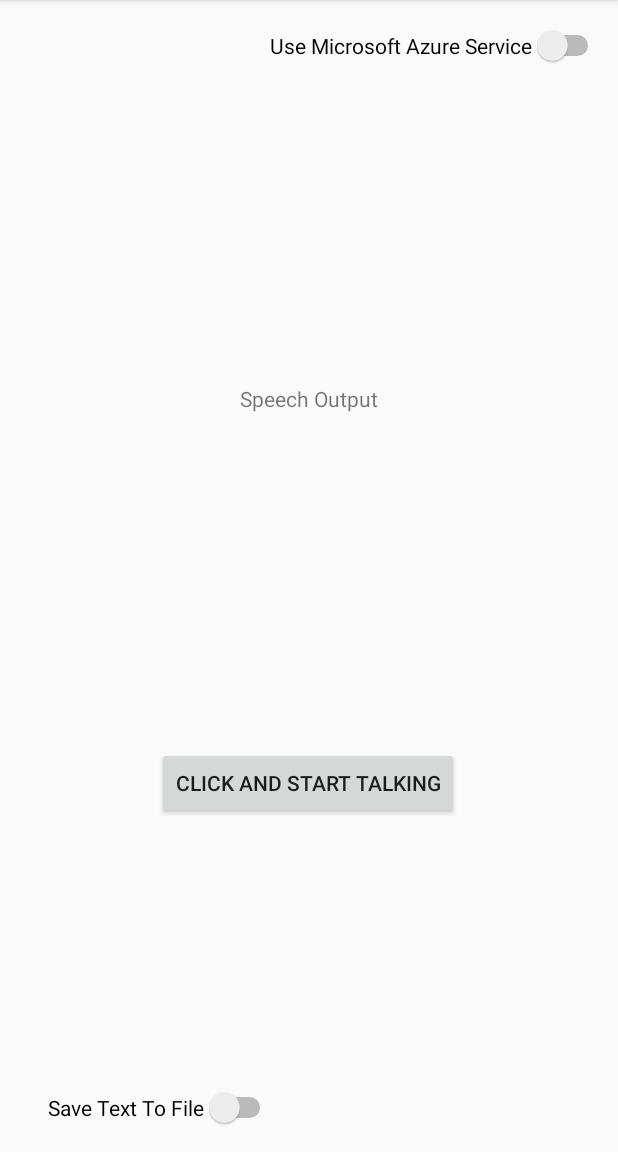
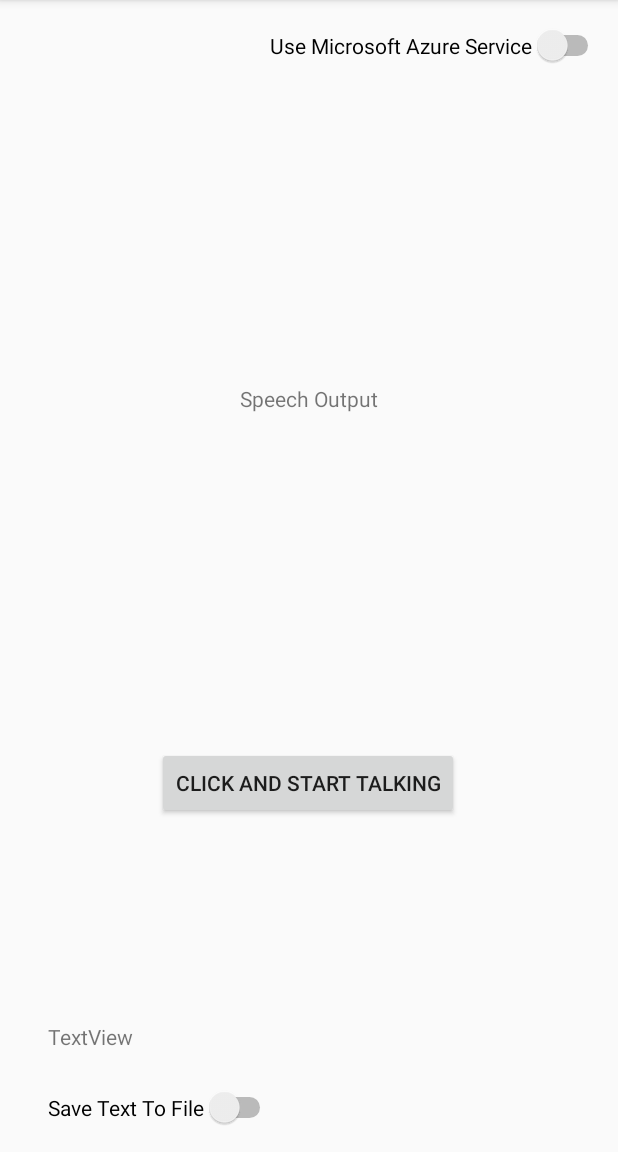
Before and after one commit to maxkrieger2000/android, an Android app: the screen it shows after launch (MainActivity), on a phone screen of 412 x 824 dp, the part 84-1236 px from its top. Run offline under Robolectric (Android 15) with nearby library versions, the phone set to English and light mode, and no system bars; libraries missing offline, so code that uses them is left out: com.microsoft.cognitiveservices; 1 statement that could not run was skipped.

Commit message:
reads transcript.csv outputs to screen and saves result to csv

```diff
--- a/Android_App/app/src/main/java/com/example/speechtotext/MainActivity.java
+++ b/Android_App/app/src/main/java/com/example/speechtotext/MainActivity.java
@@ -28,11 +28,17 @@ import com.microsoft.cognitiveservices.speech.SpeechRecognitionResult;
 import com.microsoft.cognitiveservices.speech.SpeechRecognizer;
 
 
+import java.io.BufferedReader;
 import java.io.File;
+import java.io.FileNotFoundException;
 import java.io.FileOutputStream;
+import java.io.FileReader;
 import java.io.IOException;
+import java.io.InputStream;
 import java.net.URI;
 import java.util.ArrayList;
+import java.util.Arrays;
+import java.util.List;
 import java.util.Locale;
 import java.util.concurrent.Callable;
 import java.util.concurrent.ExecutionException;
@@ -50,10 +56,13 @@ public class MainActivity extends AppCompatActivity {
     private Switch azureSwitch;
     private TextView speechOutput;
     private Switch saveSwitch;
+    private TextView nextInput;
     private static final int WRITE_TO_FILE = 1;
     private static final int AZURE_RESULT = 2;
     private static final int VOICE_RECOGNITION_CODE = 100;
     private static final URI SERVICE_HOST = URI.create("ws://localhost:5000");
+    private List<List<String>> transcript = new ArrayList<List<String>>();
+    private int transcriptIndex = 0;
 
     ExecutorService executorService = Executors.newFixedThreadPool(2);
     Handler mainThreadHandler = HandlerCompat.createAsync(Looper.getMainLooper());
@@ -67,6 +76,7 @@ public class MainActivity extends AppCompatActivity {
         speechOutput = (TextView) findViewById(R.id.textOutput);
         saveSwitch = (Switch) findViewById(R.id.saveTextSwitch);
         azureSwitch = (Switch) findViewById(R.id.azureSwitch);
+        nextInput = (TextView) findViewById(R.id.nextTruth);
 
         String initialButtonText = "Click and Start Talking";
         recordButton.setText(initialButtonText);//
@@ -74,6 +84,36 @@ public class MainActivity extends AppCompatActivity {
         if(!isRecordPermissionGranted()) {
             requestRecordPermission();
         }
+
+        try {
+            //read csv and get ground truths into array
+            File dir = new File(getExternalFilesDir(null).getAbsolutePath());
+            File read = new File(dir, "transcript.csv");
+            BufferedReader br = new BufferedReader(new FileReader(read));
+            String line;
+            while ((line = br.readLine()) != null) {
+                String[] lineWords = line.split(",");
+                List<String> rowList = Arrays.asList(lineWords);
+                transcript.add(rowList);
+            }
+            br.close();
+        } catch (IOException e) {
+            Log.w(TAG, e);
+        }
+
+        File outputDir = new File(getExternalFilesDir(null).getAbsolutePath());
+        File outputFile = new File(outputDir, "results.csv");
+        try {
+            FileOutputStream Fos = new FileOutputStream(outputFile, false);
+            Fos.write("Number,Transcript,Result".getBytes());
+            Fos.flush();
+            Fos.close();
+        } catch (IOException e) {
+            Log.w(TAG, e);
+        }
+
+        nextInput.setText(transcript.get(0).get(1));
+
 
         recordButton.setOnClickListener(new View.OnClickListener() {
 
@@ -207,6 +247,27 @@ public class MainActivity extends AppCompatActivity {
                         outputStream.flush();
                         outputStream.close();
 
+                        //write result to csv with transcript val
+                        //display next transcript truth
+                        if (transcriptIndex < transcript.size()) {
+
+                            File outputD = new File(getExternalFilesDir(null).getAbsolutePath());
+                            File outputF = new File(outputD, "results.csv");
+                            FileOutputStream Fos = new FileOutputStream(outputF, true);
+                            String writeToResults = "\n" + Integer.toString(transcriptIndex + 1) + "," +
+                                    transcript.get(transcriptIndex).get(1) + "," + msg.obj.toString();
+                            Fos.write(writeToResults.getBytes());
+                            transcriptIndex++;
+                            Log.w(TAG, "HERE");
+                            if (transcriptIndex >= transcript.size()) {
+                                nextInput.setText("All transcriptions read");
+                            } else {
+                                nextInput.setText(transcript.get(transcriptIndex).get(1));
+                            }
+                            Fos.flush();
+                            Fos.close();
+                        }
+
                     } catch (IOException e) {
                         Log.w(TAG, e);
                     }
--- a/Android_App/app/src/main/res/layout/activity_main.xml
+++ b/Android_App/app/src/main/res/layout/activity_main.xml
@@ -52,4 +52,15 @@
         app:layout_constraintTop_toTopOf="parent"
         app:layout_constraintVertical_bias="0.074" />
 
+    <TextView
+        android:id="@+id/nextTruth"
+        android:layout_width="wrap_content"
+        android:layout_height="wrap_content"
+        android:layout_marginBottom="24dp"
+        android:text="TextView"
+        app:layout_constraintBottom_toTopOf="@+id/saveTextSwitch"
+        app:layout_constraintEnd_toEndOf="parent"
+        app:layout_constraintHorizontal_bias="0.09"
+        app:layout_constraintStart_toStartOf="parent" />
+
 </androidx.constraintlayout.widget.ConstraintLayout>
```
